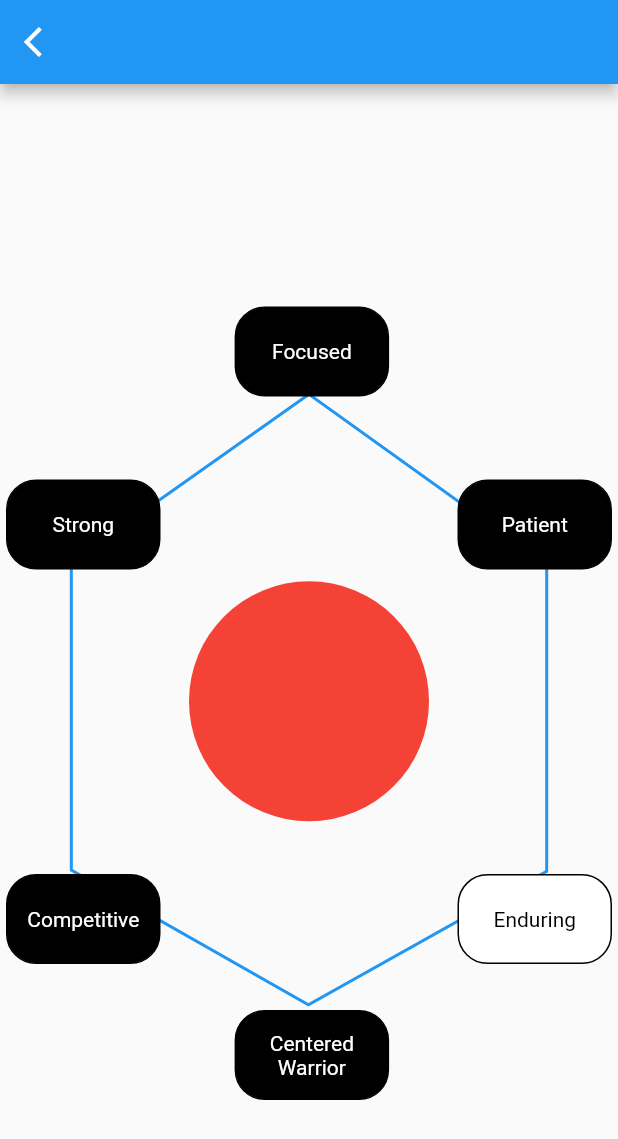
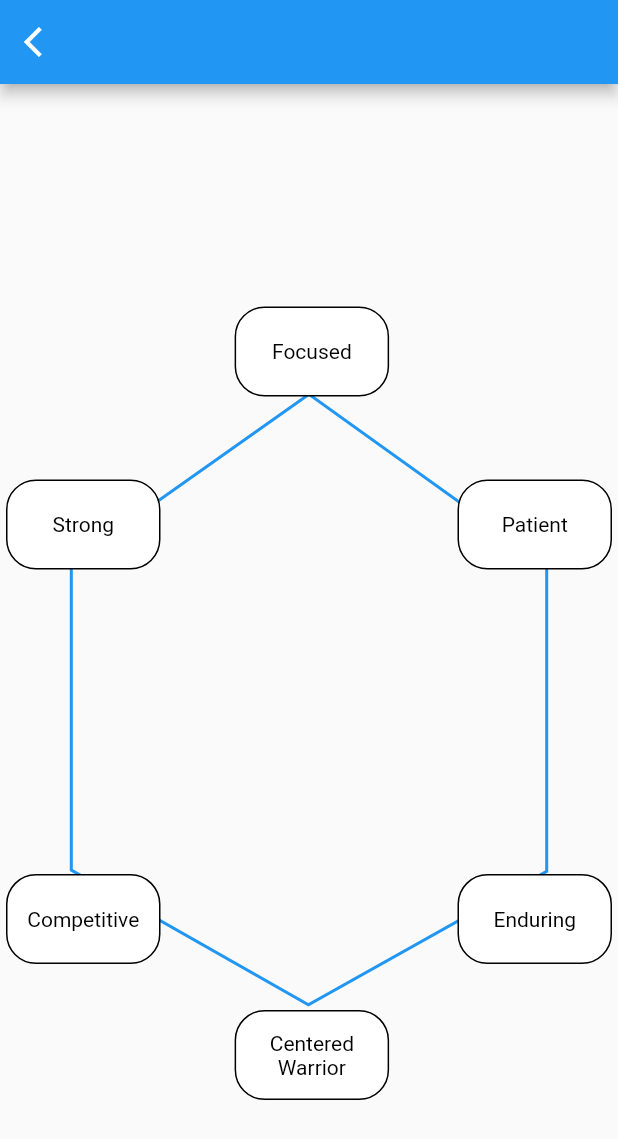
Before and after one commit to Engr-Owais/Flutter-StackedArchitecture-Setup, a Flutter app: the HexagonView screen opened by its route, on a phone screen of 412 x 824 dp. Shown: the top 1139 px of the screen. Run offline on Flutter 3.47's test engine with Material 2 defaults, Android fonts, the phone set to English and light mode, and no system bars; our stand-ins replace flutter_colorpicker, stacked, stacked_core, stacked_services.

Commit message:
SOme Changes

```diff
--- a/lib/ui/views/hexagon/hexagon_view.dart
+++ b/lib/ui/views/hexagon/hexagon_view.dart
@@ -5,7 +5,10 @@ import 'package:stacked/stacked.dart';
 import '../../widgets/hexagon_widget.dart';
 
 class HexagonView extends StatelessWidget {
-  const HexagonView({Key? key}) : super(key: key);
+  final int? selectedShape;
+  final Color? shapeColor;
+  const HexagonView({Key? key, this.selectedShape, this.shapeColor})
+      : super(key: key);
 
   @override
   Widget build(BuildContext context) {
@@ -36,10 +39,16 @@ class HexagonView extends StatelessWidget {
                   SizedBox(
                     height: 55,
                   ),
-                  CircleAvatar(
-                    radius: 80,
-                    backgroundColor: Colors.red,
-                  ),
+                  selectedShape == 0
+                      ? CircleAvatar(
+                          radius: 80,
+                          backgroundColor: shapeColor,
+                        )
+                      : Container(
+                          height: 120,
+                          width: 120,
+                          color: shapeColor,
+                        )
                 ],
               ),
             ),
@@ -51,11 +60,17 @@ class HexagonView extends StatelessWidget {
                   child: CustomContainer(
                     height: 60,
                     width: MediaQuery.of(context).size.width / 4,
-                    containerColor: Colors.black,
+                    containerColor: model.selected.contains('Patient')
+                    ? Colors.black
+                    : Colors.white,
                     text: "Patient",
                     borderColor: Colors.black,
-                    textColor: Colors.white,
-                    onTap: () {},
+                    textColor: model.selected.contains('Patient')
+                    ? Colors.white
+                    : Colors.black,
+                    onTap: () {
+                      model.selectChoice("Patient");
+                    },
                   ),
                 )),
             Positioned(
@@ -64,11 +79,17 @@ class HexagonView extends StatelessWidget {
               child: CustomContainer(
                 height: 60,
                 width: MediaQuery.of(context).size.width / 4,
-                containerColor: Colors.black,
+                containerColor: model.selected.contains('Focused')
+                    ? Colors.black
+                    : Colors.white,
                 text: "Focused",
                 borderColor: Colors.black,
-                textColor: Colors.white,
-                onTap: () {},
+                textColor: model.selected.contains('Focused')
+                    ? Colors.white
+                    : Colors.black,
+                onTap: () {
+                  model.selectChoice("Focused");
+                },
               ),
             ),
             Positioned(
@@ -79,11 +100,17 @@ class HexagonView extends StatelessWidget {
                   child: CustomContainer(
                     height: 60,
                     width: MediaQuery.of(context).size.width / 4,
-                    containerColor: Colors.black,
+                    containerColor: model.selected.contains('Strong')
+                        ? Colors.black
+                        : Colors.white,
                     text: "Strong",
                     borderColor: Colors.black,
-                    textColor: Colors.white,
-                    onTap: () {},
+                    textColor: model.selected.contains('Strong')
+                        ? Colors.white
+                        : Colors.black,
+                    onTap: () {
+                      model.selectChoice("Strong");
+                    },
                   ),
                 )),
             Positioned(
@@ -94,11 +121,17 @@ class HexagonView extends StatelessWidget {
                   child: CustomContainer(
                     height: 60,
                     width: MediaQuery.of(context).size.width / 4,
-                    containerColor: Colors.black,
+                    containerColor: model.selected.contains('Competitive')
+                        ? Colors.black
+                        : Colors.white,
                     text: "Competitive",
                     borderColor: Colors.black,
-                    textColor: Colors.white,
-                    onTap: () {},
+                    textColor: model.selected.contains('Competitive')
+                        ? Colors.white
+                        : Colors.black,
+                    onTap: () {
+                      model.selectChoice("Competitive");
+                    },
                   ),
                 )),
             Positioned(
@@ -109,11 +142,17 @@ class HexagonView extends StatelessWidget {
                   child: CustomContainer(
                     height: 60,
                     width: MediaQuery.of(context).size.width / 4,
-                    containerColor: Colors.white,
+                    containerColor: model.selected.contains('Enduring')
+                        ? Colors.black
+                      : Colors.white,
                     text: "Enduring",
                     borderColor: Colors.black,
-                    textColor: Colors.black,
-                    onTap: () {},
+                    textColor: model.selected.contains('Enduring')
+                        ? Colors.white
+                        : Colors.black,
+                    onTap: () {
+                      model.selectChoice("Enduring");
+                    },
                   ),
                 )),
             Positioned(
@@ -122,11 +161,17 @@ class HexagonView extends StatelessWidget {
                 child: CustomContainer(
                   height: 60,
                   width: MediaQuery.of(context).size.width / 4,
-                  containerColor: Colors.black,
+                  containerColor: model.selected.contains('Centered Warrior')
+                      ? Colors.black
+                      : Colors.white,
                   text: "Centered Warrior",
                   borderColor: Colors.black,
-                  textColor: Colors.white,
-                  onTap: () {},
+                  textColor: model.selected.contains('Centered Warrior')
+                      ? Colors.white
+                      : Colors.black,
+                  onTap: () {
+                    model.selectChoice("Centered Warrior");
+                  },
                 )),
           ],
         ),
--- a/lib/ui/views/hexagon/hexagon_viewModel.dart
+++ b/lib/ui/views/hexagon/hexagon_viewModel.dart
@@ -1,3 +1,5 @@
+import 'package:flutter/material.dart';
+import 'package:staced_app_test/ui/views/hexagon/hexagon_view.dart';
 import 'package:stacked/stacked.dart';
 import 'package:stacked_services/stacked_services.dart';
 
@@ -5,6 +7,41 @@ import '../../../app/app.locator.dart';
 
 class HexagonViewModel extends BaseViewModel {
   NavigationService _navigationService = locator<NavigationService>();
+  int _selectedItem = 0;
+  int get selectedItem => _selectedItem;
+
+  List _selectedItems = [];
+  List get selected => _selectedItems;
+
+  Color _color = Colors.red;
+
+  Color get color => _color;
+
+  void selectChoice(String text) {
+    if (_selectedItems.contains(text)) {
+      _selectedItems.remove(text);
+    } else {
+      _selectedItems.add(text);
+    }
+    notifyListeners();
+  }
+
+  void selectShape(int index) {
+    _selectedItem = index;
+    notifyListeners();
+  }
+
+  void changeColor(Color ccolor) {
+    _color = ccolor;
+    notifyListeners();
+  }
+
+  void navigateToHexagon() {
+    _navigationService.navigateToView(HexagonView(
+      selectedShape: selectedItem,
+      shapeColor: color,
+    ));
+  }
 
   void back() {
     _navigationService.back();
--- a/lib/ui/views/menu/menu_view.dart
+++ b/lib/ui/views/menu/menu_view.dart
@@ -31,7 +31,7 @@ class MenuView extends StatelessWidget {
                 ),
                 ElevatedButton(
                   onPressed: () {
-                    model.navigateToHexagon();
+                    model.navigateToSelectShape();
                   },
                   child: Text("GO TO HEXAGON"),
                 ),
--- a/lib/ui/views/menu/menu_viewModel.dart
+++ b/lib/ui/views/menu/menu_viewModel.dart
@@ -1,5 +1,6 @@
 import 'package:staced_app_test/app/app.locator.dart';
 import 'package:staced_app_test/app/app.router.dart';
+import 'package:staced_app_test/ui/views/hexagon/widgets/select_shape.dart';
 import 'package:stacked/stacked.dart';
 import 'package:stacked_services/stacked_services.dart';
 
@@ -10,7 +11,8 @@ class MenuViewModel extends BaseViewModel {
     _navigationService.navigateTo(Routes.homeView);
   }
 
-  void navigateToHexagon() {
-    _navigationService.navigateTo(Routes.testView);
+
+   void navigateToSelectShape() {
+    _navigationService.navigateToView(SelectShapeView());
   }
 }
--- a/pubspec.yaml
+++ b/pubspec.yaml
@@ -38,6 +38,7 @@ dependencies:
   stacked_services: ^0.9.8
   device_preview: ^1.1.0
   dio: ^4.0.6
+  flutter_colorpicker: ^1.0.3
 dev_dependencies:
 
   build_runner:
```
Also changed, not shown: lib/ui/views/hexagon/widgets/select_shape.dart (added, +121 -0 lines), lib/ui/views/home/sinewave.dart (+19 -1 lines), pubspec.lock.
